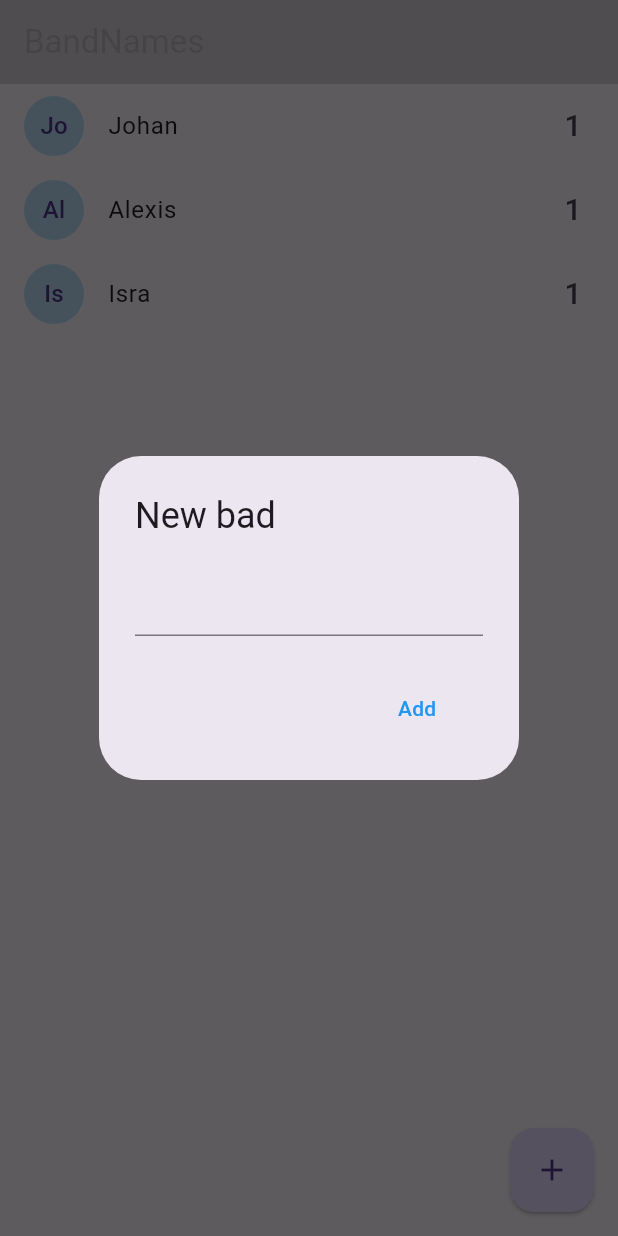
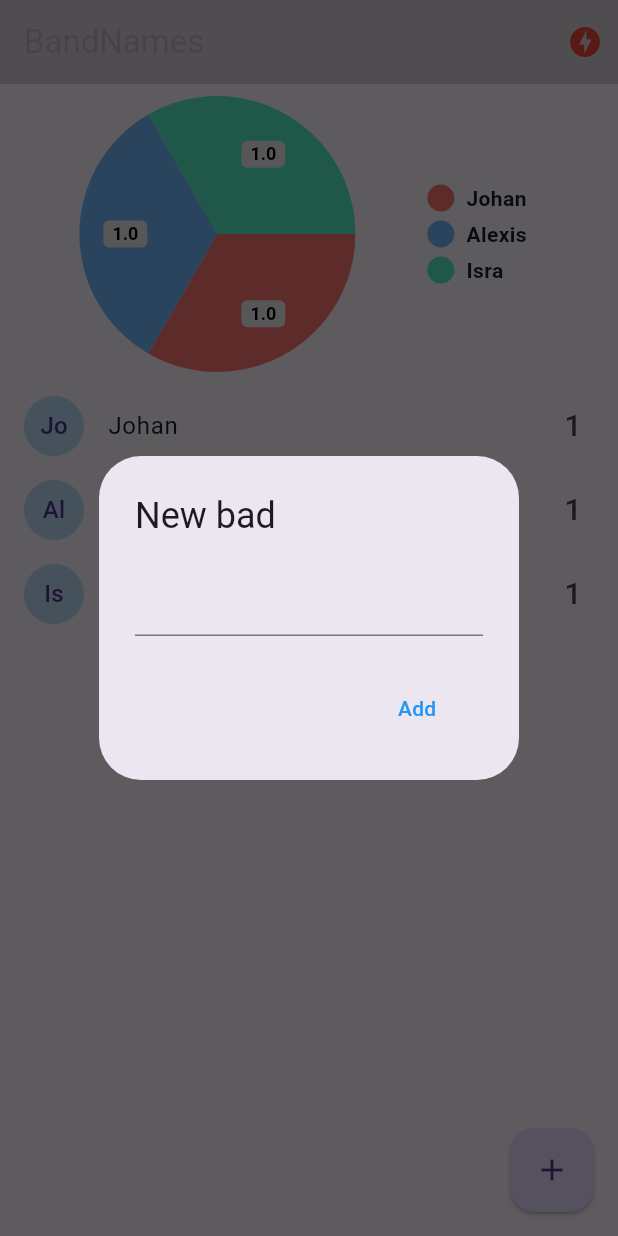
Before and after one commit to Elprojobra/flutter-bardnames-sockes, a Flutter app: the screen it shows after launch, after a tap on the "add" icon, on a phone screen of 412 x 824 dp. Run offline on Flutter 3.47's test engine with Material 3 defaults, Android fonts, the phone set to English and light mode, and no system bars; drawn by our look-alikes of pie_chart; our stand-ins replace socket_io_client; network calls fail.

Commit message:
App terminada

```diff
--- a/lib/main.dart
+++ b/lib/main.dart
@@ -1,5 +1,8 @@
 import 'package:flutter/material.dart';
+import 'package:flutter_curso_2/services/socket_service.dart';
 import 'package:flutter_curso_2/src/pages/home.dart';
+import 'package:flutter_curso_2/src/pages/status.dart';
+import 'package:provider/provider.dart';
 
 void main() => runApp(const MyApp());
 
@@ -8,13 +11,19 @@ class MyApp extends StatelessWidget {
 
   @override
   Widget build(BuildContext context) {
-    return MaterialApp(
-      debugShowCheckedModeBanner: false,
-      title: 'Material App',
-      initialRoute:'home',
-      routes: {
-        'home':(_)=>HomePage()
-      },
+    return MultiProvider(
+      providers: [
+        ChangeNotifierProvider(create: ( _ ) => SocketService())
+      ],
+      child: MaterialApp(
+        debugShowCheckedModeBanner: false,
+        title: 'Material App',
+        initialRoute:'home',
+        routes: {
+          'home':(_)=>HomePage(),
+          'status':(_)=>StatusPage()
+        },
+      ),
     );
   }
 }
--- /dev/null
+++ b/lib/services/socket_service.dart
@@ -0,0 +1,49 @@
+
+import 'package:flutter/cupertino.dart';
+import 'package:socket_io_client/socket_io_client.dart' as IO;
+
+enum ServerStatus {
+  Online,
+  Offline,
+  Connecting
+}
+
+class SocketService with ChangeNotifier {
+
+  ServerStatus _serverStatus = ServerStatus.Connecting;
+  late IO.Socket _socket;
+
+  ServerStatus get serverStatus => this._serverStatus;
+  IO.Socket get socket => this._socket;
+
+  SocketService() {
+    this._initConfig();
+  }
+
+  void _initConfig() {
+
+          // Dart client
+  this._socket = IO.io('http://localhost:3000', {
+  'transports': ['websocket'],
+  'autoConnect': true
+  });
+  this._socket.onConnect((_) {
+    this._serverStatus = ServerStatus.Online;
+    notifyListeners();
+  });
+
+  this._socket.onDisconnect((_) {
+  this._serverStatus = ServerStatus.Online;
+  notifyListeners();
+  });
+
+ /* socket.on('nuevo-mensaje', (payload) {
+    debugPrint('nuevo-mensaje: ');
+    debugPrint('nombre: ${payload['nombre']}');
+    debugPrint('mensaje: ${payload['mensaje']}');
+    debugPrint(payload.containsKey('mensaje2') ? payload['mensaje2'] : 'no hay');
+  });*/
+
+  }
+
+}
--- a/lib/src/pages/home.dart
+++ b/lib/src/pages/home.dart
@@ -2,6 +2,9 @@ import 'dart:io';
 
 import 'package:flutter/cupertino.dart';
 import 'package:flutter/material.dart';
+import 'package:flutter_curso_2/services/socket_service.dart';
+import 'package:pie_chart/pie_chart.dart';
+import 'package:provider/provider.dart';
 import 'package:flutter_curso_2/src/pages/models/band.dart';
 
 class HomePage extends StatefulWidget {
@@ -19,18 +22,65 @@ class _HomePageState extends State<HomePage> {
   ];
 
   @override
+  void initState() {
+
+    final socketService = Provider.of<SocketService>(context, listen: false);
+    socketService.socket.on('active-bands', _handleActiveBands);
+    // TODO: implement initState
+    super.initState();
+  }
+
+  _handleActiveBands( dynamic payload){
+    this.bands = (payload as List).map( (band) => Band.fromMap(band)).toList();
+    setState(() {});
+  }
+
+  @override
+  void dispose() {
+    final socketService = Provider.of<SocketService>(context, listen: false);
+    socketService.socket.off('active-bands');
+    // TODO: implement dispose
+    super.dispose();
+  }
+
+  @override
   Widget build(BuildContext context) {
+
+    final socketService = Provider.of<SocketService>(context);
+
     return Scaffold(
       appBar: AppBar(
         title: Text('BandNames ' ,style: TextStyle( color: Colors.black12),),
         backgroundColor: Colors.black12,
         elevation: 1,
+        actions: <Widget>[
+          Container(
+            margin: EdgeInsets.only(right: 10),
+            child:
+              Icon(
+              Provider.of<SocketService>(context).serverStatus == ServerStatus.Online
+                ? Icons.check_circle
+                : Icons.offline_bolt,
+              color: Provider.of<SocketService>(context).serverStatus == ServerStatus.Online
+                ? Colors.green
+                : Colors.red,
+              ),
+            ),
+        ],
       ),
-      body: ListView.builder(
-        itemCount: bands.length,
-        itemBuilder:(BuildContext context , int index){
-          return _bandTile(bands[index]);
-        }
+      body: Column(
+        children: [
+          _showGraph(),
+
+          Expanded(
+            child: ListView.builder(
+              itemCount: bands.length,
+                itemBuilder:(BuildContext context , int index){
+                      return _bandTile(bands[index]);
+                    }
+                  ),
+          )
+        ],
       ),
       floatingActionButton: FloatingActionButton(
         child: Icon(Icons.add),
@@ -41,14 +91,13 @@ class _HomePageState extends State<HomePage> {
   }
 
   Widget _bandTile( Band band) {
+
+    final socketService = Provider.of<SocketService>(context , listen: false); ;
+
     return Dismissible(
       key: Key(band.id),
       direction: DismissDirection.startToEnd,
-      onDismissed: ( direction ){
-        print('direction: $direction');
-        //TODO llamar el borrado en el server;
-        print('id: ${band.id}');
-      },
+      onDismissed: ( _ ) => socketService.socket.emit('delete-band', {'id': band.id}),
       background: Container(
         color: Colors.red,
         child: Align(
@@ -63,9 +112,7 @@ class _HomePageState extends State<HomePage> {
             ),
             title: Text( band.name),
             trailing: Text('${ band.votes}', style: TextStyle(fontSize: 20),),
-            onTap: (){
-              print( band.name);
-            },
+            onTap: () => socketService.socket.emit('vote-band', {'id': band.id}),
           ),
     );
   }
@@ -98,8 +145,7 @@ class _HomePageState extends State<HomePage> {
       if (Platform.isAndroid){
         return showDialog(
         context: context,
-        builder: ( context ){
-          return AlertDialog(
+        builder: ( context ) => AlertDialog(
             title: Text('New bad'),
             content: TextField(
               controller: textController,
@@ -112,8 +158,7 @@ class _HomePageState extends State<HomePage> {
                 onPressed: () => addBandToList( textController.text)
               ),
             ],
-          );
-        },
+          ),
       );
       }
   }
@@ -122,10 +167,33 @@ class _HomePageState extends State<HomePage> {
 
   void addBandToList ( String name) {
         if ( name.length > 1 ){
+
+          print( name);
            //Podemos agregar
-           this.bands.add(new Band(id: DateTime.now().toString(), name: name, votes: 0));
-            setState(() {});
+           //emitir: add-band
+           //{ name de la banda}
+
+           final socketService = Provider.of<SocketService>(context, listen: false);
+           socketService.socket.emit('add-band', {'name': name});
         }
         Navigator.pop(context);
       }
+
+    //Mostrar grafica
+    Widget _showGraph() {
+
+    Map<String, double> dataMap =  new Map();
+    {
+      bands.forEach((band) {
+        dataMap[band.name] = band.votes.toDouble();
+        /*setState(() {
+        });*/
+      });
+
+      }
+      return Container(
+        width: double.infinity,
+        height: 200,
+        child: PieChart(dataMap: dataMap ));
+    }
 }
--- a/lib/src/pages/models/band.dart
+++ b/lib/src/pages/models/band.dart
@@ -14,8 +14,8 @@ class Band {
 
     factory Band.fromMap(Map<String , dynamic> obj)
     => Band(
-      id:obj['id'],
-      name: obj['name'],
-      votes: obj['votes']
+      id   : obj.containsKey('id') ? obj['id'] : 'no-id',
+      name : obj.containsKey('name') ?  obj['name'] : 'no-name',
+      votes: obj.containsKey('votes') ?  obj['votes'] : 'no-votes',
     );
 }
--- a/pubspec.yaml
+++ b/pubspec.yaml
@@ -34,6 +34,9 @@ dependencies:
   # The following adds the Cupertino Icons font to your application.
   # Use with the CupertinoIcons class for iOS style icons.
   cupertino_icons: ^1.0.8
+  socket_io_client: ^3.0.2
+  provider: ^6.1.2
+  pie_chart: ^5.4.0
 
 dev_dependencies:
   flutter_test:
```
Also changed, not shown: lib/src/pages/status.dart (added, +32 -0 lines), pubspec.lock.
